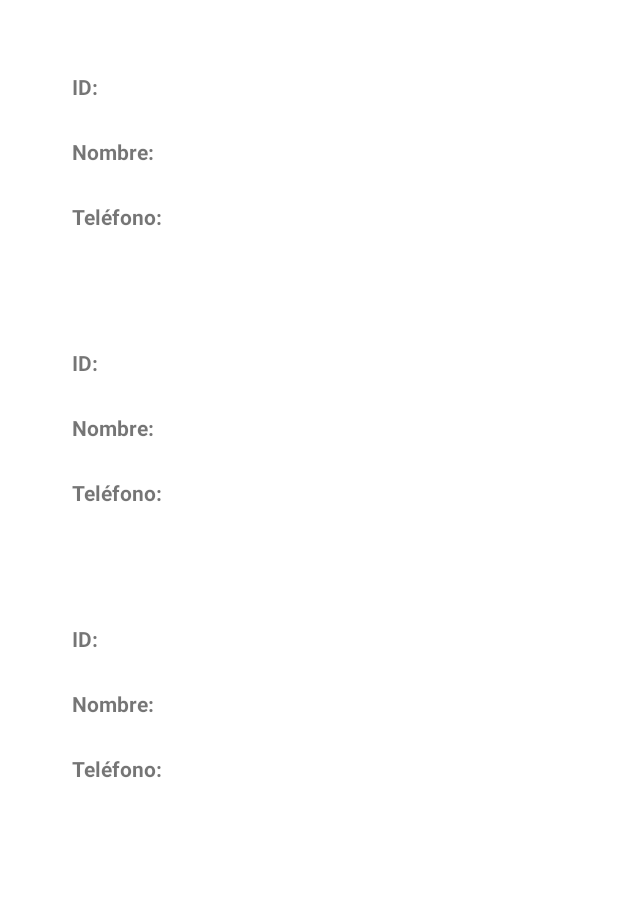
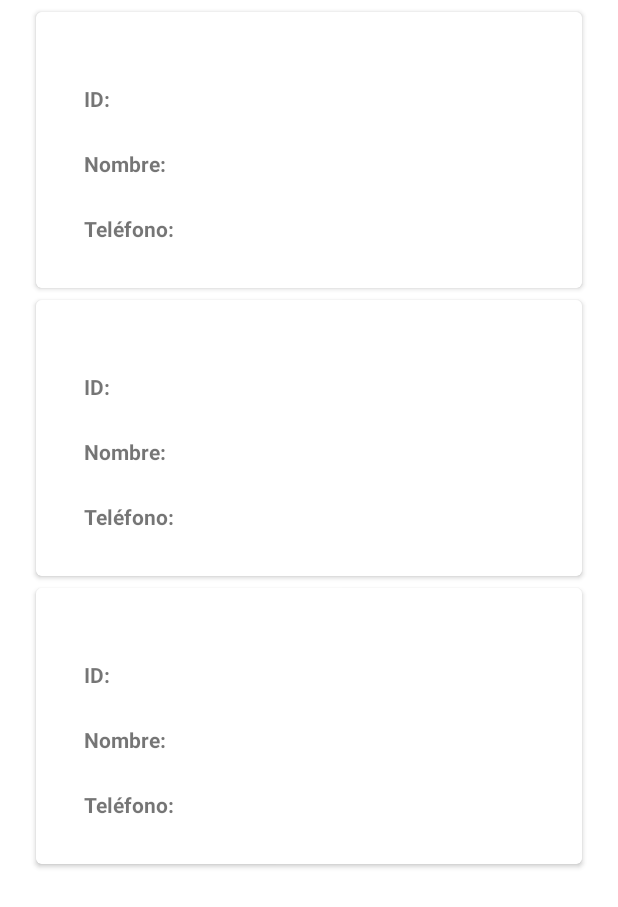
Before and after one commit to javiguty07/SQLiteApp, an Android app: the layout fragment_item_list_users.xml on its own in the app's theme, with its tools: preview values and no code run, on a phone screen of 412 x 824 dp. Shown: the top 907 px of the screen. Run offline under Robolectric (Android 15) with nearby library versions, the phone set to English and light mode, and no system bars.

Commit message:
Material design to cardView

```diff
--- a/app/src/main/res/layout/fragment_item_users.xml
+++ b/app/src/main/res/layout/fragment_item_users.xml
@@ -1,4 +1,16 @@
 <?xml version="1.0" encoding="utf-8"?>
+
+<com.google.android.material.card.MaterialCardView xmlns:android="http://schemas.android.com/apk/res/android"
+    android:layout_width="match_parent"
+    android:layout_height="wrap_content"
+    xmlns:app="http://schemas.android.com/apk/res-auto"
+    app:cardElevation="2dp"
+    app:cardPreventCornerOverlap="false"
+    app:strokeWidth="1dp"
+    android:layout_marginTop="@dimen/mtrl_card_spacing"
+    android:layout_marginStart="@dimen/mtrl_card_spacing"
+    android:layout_marginEnd="@dimen/mtrl_card_spacing">
+
 <androidx.constraintlayout.widget.ConstraintLayout xmlns:android="http://schemas.android.com/apk/res/android"
     xmlns:app="http://schemas.android.com/apk/res-auto"
     xmlns:tools="http://schemas.android.com/tools"
@@ -67,3 +79,6 @@
         app:layout_constraintStart_toStartOf="@+id/textView4"
         app:layout_constraintTop_toBottomOf="@+id/textView4" />
 </androidx.constraintlayout.widget.ConstraintLayout>
+
+
+</com.google.android.material.card.MaterialCardView>
```
